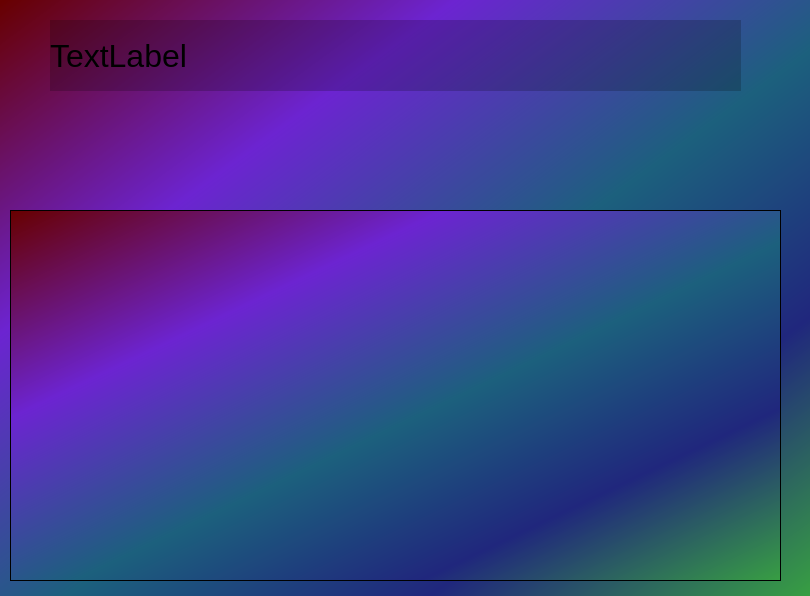
Above: main.ui from Gr40inGB/PythonNotes before the change. Below: the same form after it.
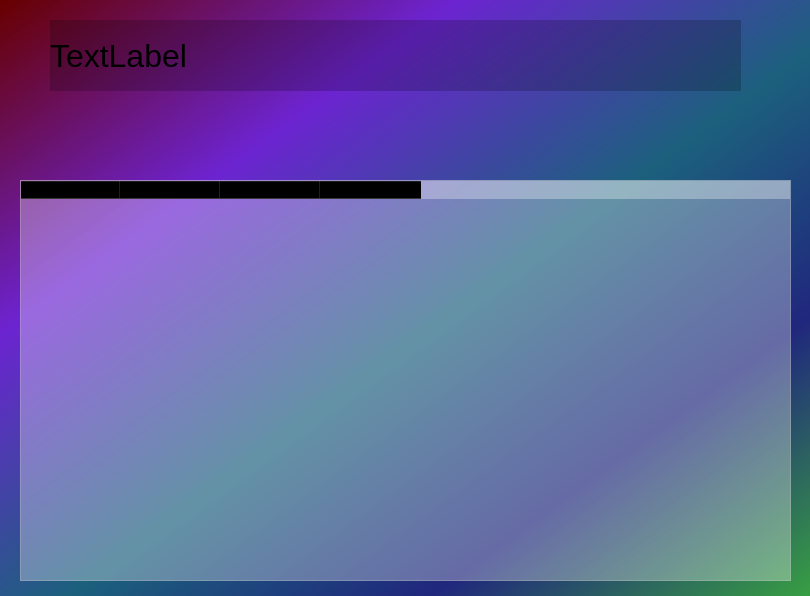
That is the form after the change.

```diff
--- a/main.ui
+++ b/main.ui
@@ -17,16 +17,6 @@
    <string notr="true">background-color: qlineargradient(spread:repeat, x1:0, y1:0, x2:1, y2:1, stop:0.00302115 rgba(104, 0, 0, 255), stop:0.280967 rgba(108, 36, 209, 255), stop:0.540785 rgba(28, 96, 125, 255), stop:0.76435 rgba(32, 39, 125, 255), stop:1 rgba(56, 160, 66, 255))</string>
   </property>
   <widget class="QWidget" name="centralwidget">
-   <widget class="QListWidget" name="listWidget">
-    <property name="geometry">
-     <rect>
-      <x>10</x>
-      <y>210</y>
-      <width>771</width>
-      <height>371</height>
-     </rect>
-    </property>
-   </widget>
    <widget class="QLabel" name="label">
     <property name="geometry">
      <rect>
@@ -45,6 +35,50 @@
      <string>TextLabel</string>
     </property>
    </widget>
+   <widget class="QTableWidget" name="tableWidget">
+    <property name="geometry">
+     <rect>
+      <x>20</x>
+      <y>180</y>
+      <width>771</width>
+      <height>401</height>
+     </rect>
+    </property>
+    <property name="minimumSize">
+     <size>
+      <width>771</width>
+      <height>0</height>
+     </size>
+    </property>
+    <property name="styleSheet">
+     <string notr="true">background-color: rgba(255,255,255,80)</string>
+    </property>
+    <column>
+     <property name="text">
+      <string>date</string>
+     </property>
+     <property name="font">
+      <font>
+       <bold>true</bold>
+      </font>
+     </property>
+    </column>
+    <column>
+     <property name="text">
+      <string>id</string>
+     </property>
+    </column>
+    <column>
+     <property name="text">
+      <string>title</string>
+     </property>
+    </column>
+    <column>
+     <property name="text">
+      <string>text</string>
+     </property>
+    </column>
+   </widget>
   </widget>
  </widget>
  <resources/>
```
Left out of the diff: 5 changed lines with no effect on the pictures.
